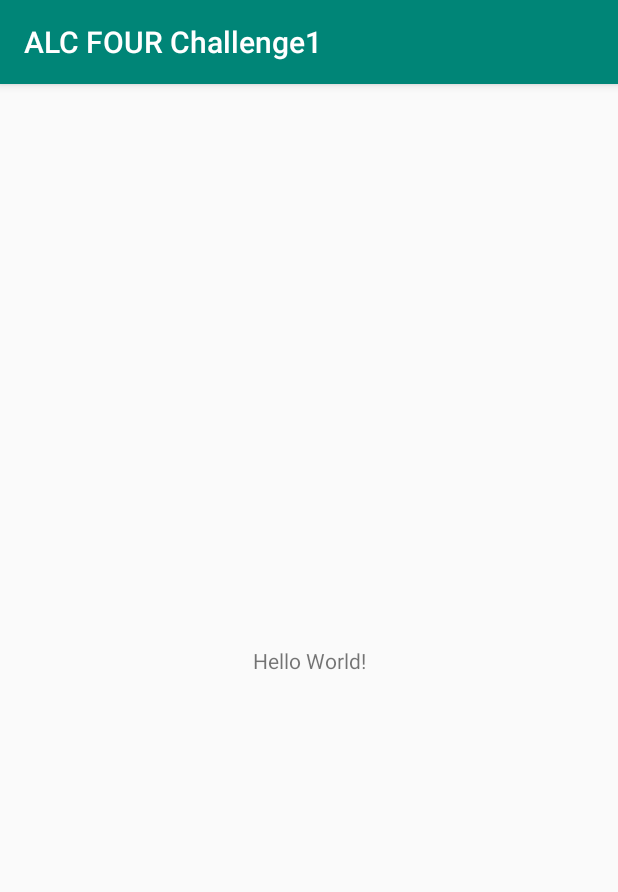
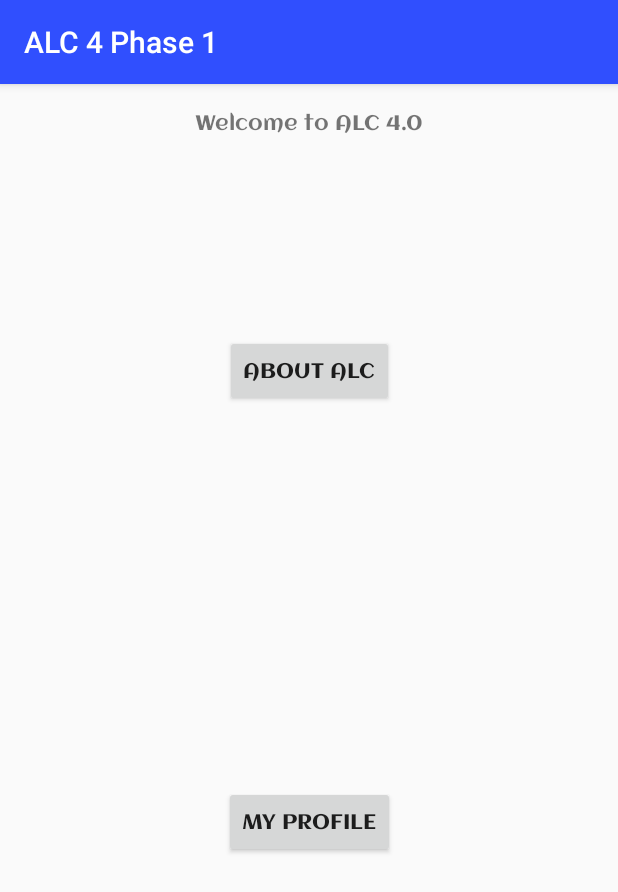
Before and after one commit to ashe-senkatuuka/ALCFOURChallenge1, an Android app: the screen it shows after launch (MainActivity), on a phone screen of 412 x 824 dp. Shown: the top 892 px of the screen. Run offline under Robolectric (Android 15) with nearby library versions, the phone set to English and light mode, and no system bars.

Commit message:
Created first activity with a title and two buttons.

```diff
--- a/app/build.gradle
+++ b/app/build.gradle
@@ -5,7 +5,7 @@ android {
     buildToolsVersion "29.0.0"
     defaultConfig {
         applicationId "com.example.alcfourchallenge1"
-        minSdkVersion 14
+        minSdkVersion 16
         targetSdkVersion 29
         versionCode 1
         versionName "1.0"
--- a/app/src/main/java/com/example/alcfourchallenge1/MainActivity.java
+++ b/app/src/main/java/com/example/alcfourchallenge1/MainActivity.java
@@ -3,6 +3,7 @@ package com.example.alcfourchallenge1;
 import androidx.appcompat.app.AppCompatActivity;
 
 import android.os.Bundle;
+import android.view.View;
 
 public class MainActivity extends AppCompatActivity {
 
@@ -11,4 +12,5 @@ public class MainActivity extends AppCompatActivity {
         super.onCreate(savedInstanceState);
         setContentView(R.layout.activity_main);
     }
+
 }
--- /dev/null
+++ b/app/src/main/res/font/aclonica.xml
@@ -0,0 +1,7 @@
+<?xml version="1.0" encoding="utf-8"?>
+<font-family xmlns:android="http://schemas.android.com/apk/res/android">
+    <font
+        android:fontStyle="normal"
+        android:fontWeight="400"
+        android:font="@font/aclonica_regular" />
+</font-family>
--- a/app/src/main/res/layout/activity_main.xml
+++ b/app/src/main/res/layout/activity_main.xml
@@ -6,13 +6,42 @@
     android:layout_height="match_parent"
     tools:context=".MainActivity">
 
-    <TextView
+    <Button
+        android:id="@+id/btn_about"
+        style="@style/customfontstyle"
         android:layout_width="wrap_content"
         android:layout_height="wrap_content"
-        android:text="Hello World!"
-        app:layout_constraintBottom_toBottomOf="parent"
-        app:layout_constraintLeft_toLeftOf="parent"
-        app:layout_constraintRight_toRightOf="parent"
+        android:layout_marginTop="132dp"
+        android:text="@string/about_alc"
+        app:layout_constraintEnd_toEndOf="@+id/textView_Title"
+        app:layout_constraintStart_toStartOf="@+id/textView_Title"
+        app:layout_constraintTop_toBottomOf="@+id/textView_Title" />
+
+    <TextView
+        android:id="@+id/textView_Title"
+        android:layout_width="wrap_content"
+        android:layout_height="0dp"
+        android:layout_marginStart="8dp"
+        android:layout_marginLeft="8dp"
+        android:layout_marginTop="16dp"
+        android:layout_marginEnd="8dp"
+        android:layout_marginRight="8dp"
+        android:text="@string/welcome_title"
+        app:fontFamily="@font/aclonica"
+        app:layout_constraintEnd_toEndOf="parent"
+        app:layout_constraintStart_toStartOf="parent"
         app:layout_constraintTop_toTopOf="parent" />
 
+    <Button
+        android:id="@+id/btn_profile"
+        style="@style/customfontstyle"
+        android:layout_width="wrap_content"
+        android:layout_height="wrap_content"
+        android:layout_marginTop="8dp"
+        android:layout_marginBottom="8dp"
+        android:text="@string/my_profile"
+        app:layout_constraintBottom_toBottomOf="parent"
+        app:layout_constraintEnd_toEndOf="@+id/btn_about"
+        app:layout_constraintStart_toStartOf="@+id/btn_about"
+        app:layout_constraintTop_toBottomOf="@+id/btn_about" />
 </androidx.constraintlayout.widget.ConstraintLayout>
--- a/app/src/main/res/values/colors.xml
+++ b/app/src/main/res/values/colors.xml
@@ -1,6 +1,6 @@
 <?xml version="1.0" encoding="utf-8"?>
 <resources>
-    <color name="colorPrimary">#008577</color>
+    <color name="colorPrimary">#304FFE</color>
     <color name="colorPrimaryDark">#00574B</color>
     <color name="colorAccent">#D81B60</color>
 </resources>
--- a/app/src/main/res/values/strings.xml
+++ b/app/src/main/res/values/strings.xml
@@ -1,3 +1,6 @@
 <resources>
-    <string name="app_name">ALC FOUR Challenge1</string>
+    <string name="app_name">ALC 4 Phase 1</string>
+    <string name="about_alc">ABOUT ALC</string>
+    <string name="my_profile">MY PROFILE</string>
+    <string name="welcome_title">Welcome to ALC 4.0</string>
 </resources>
--- a/app/src/main/res/values/styles.xml
+++ b/app/src/main/res/values/styles.xml
@@ -8,4 +8,9 @@
         <item name="colorAccent">@color/colorAccent</item>
     </style>
 
+    <style name="customfontstyle" parent="@style/Widget.AppCompat.Button">
+        <item name="android:fontFamily">@font/aclonica_regular</item>
+
+    </style>
+
 </resources>
```
Also changed, not shown: app/src/main/res/font/aclonica_regular.ttf (added).
